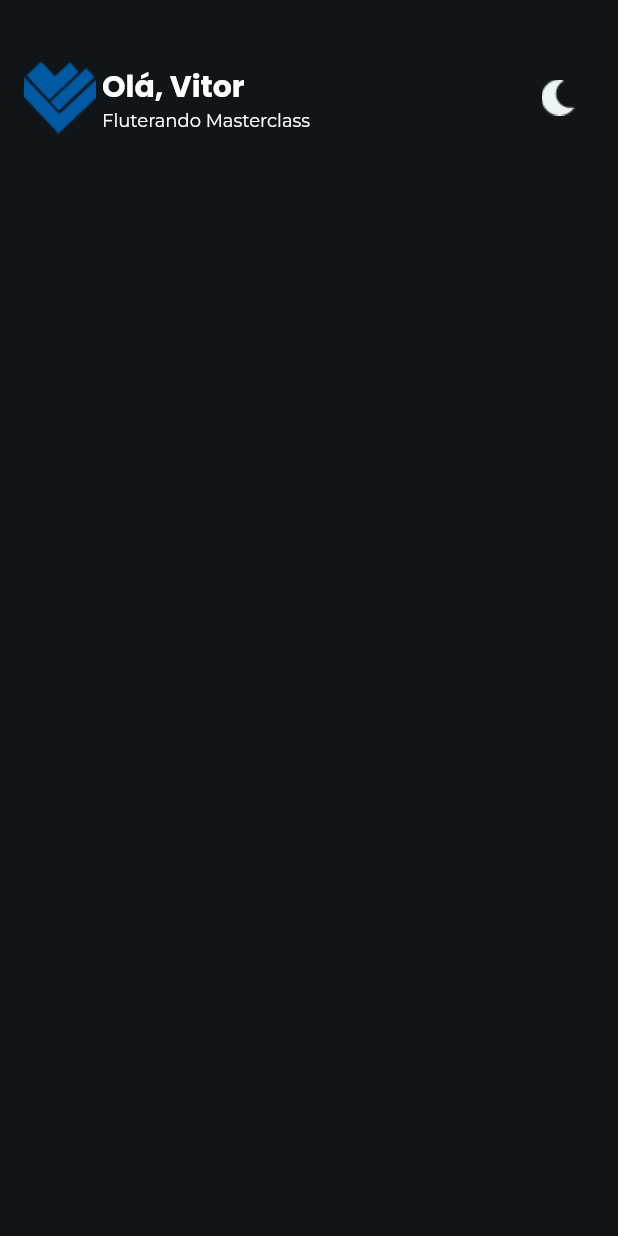
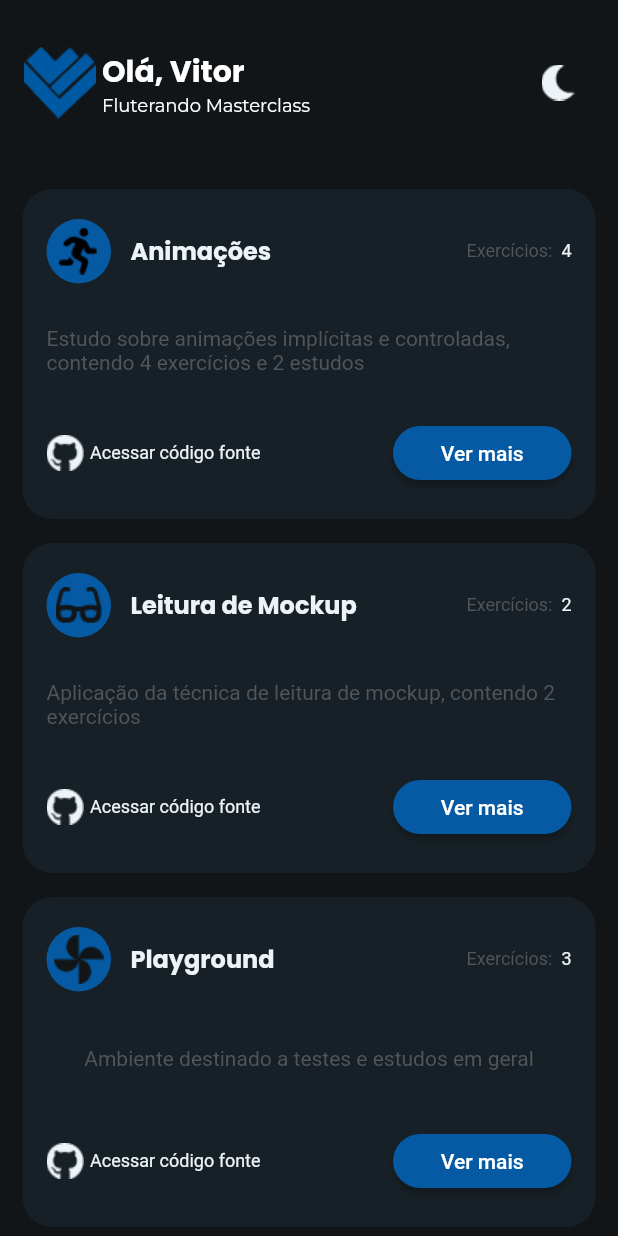
Before and after one commit to rondonVitor/masterclass-app, a Flutter app: the screen it shows after launch, on a phone screen of 412 x 824 dp. Run offline on Flutter 3.47's test engine with Material 2 defaults, Android fonts, the phone set to English and light mode, and no system bars; our stand-ins replace google_fonts.

Commit message:
Added custom card widget in home page

```diff
--- a/lib/modules/home/home_page.dart
+++ b/lib/modules/home/home_page.dart
@@ -1,6 +1,8 @@
 import 'package:flutter/material.dart';
 import 'package:masterclass_app/shared/themes/app_colors.dart';
+import 'package:masterclass_app/shared/themes/app_images.dart';
 import 'package:masterclass_app/shared/widgets/base_app_bar_widget.dart';
+import 'package:masterclass_app/shared/widgets/custom_card_widget.dart';
 
 class HomePage extends StatelessWidget {
   const HomePage({Key? key}) : super(key: key);
@@ -13,8 +15,43 @@ class HomePage extends StatelessWidget {
         title: 'Olá, Vitor\n',
         appBar: AppBar(),
       ),
-      body: Container(
-        color: AppColors.background,
+      body: SafeArea(
+        child: Center(
+          child: Container(
+            width: double.infinity,
+            height: double.infinity,
+            color: AppColors.background,
+            child: SingleChildScrollView(
+              child: Column(
+                children: const [
+                  CustomCardWidget(
+                    title: 'Animações',
+                    subtitle:
+                        'Estudo sobre animações implícitas e controladas, contendo 4 exercícios e 2 estudos',
+                    urlImage: AppImages.iconRunning,
+                    redirectUrl: '/',
+                    exercisesNumber: '4',
+                  ),
+                  CustomCardWidget(
+                    title: 'Leitura de Mockup',
+                    subtitle:
+                        'Aplicação da técnica de leitura de mockup, contendo 2 exercícios',
+                    urlImage: AppImages.iconGlasses,
+                    redirectUrl: '/',
+                    exercisesNumber: '2',
+                  ),
+                  CustomCardWidget(
+                    title: 'Playground',
+                    subtitle: 'Ambiente destinado a testes e estudos em geral',
+                    urlImage: AppImages.iconToys,
+                    redirectUrl: '/',
+                    exercisesNumber: '3',
+                  ),
+                ],
+              ),
+            ),
+          ),
+        ),
       ),
     );
   }
--- a/lib/shared/themes/app_images.dart
+++ b/lib/shared/themes/app_images.dart
@@ -3,23 +3,27 @@ class AppImages {
   static const logo2x = "assets/images/logo@2x.png";
   static const logo3x = "assets/images/logo@3x.png";
 
-  static const iconAwesomeGlasses = "assets/images/glasses.png";
-  static const iconAwesomeGlasses2x = "assets/images/glasses2x.png";
-  static const iconAwesomeGlasses3x = "assets/images/glasses3x.png";
+  static const iconGlasses = "assets/images/glasses.png";
+  static const iconGlasses2x = "assets/images/glasses2x.png";
+  static const iconGlasses3x = "assets/images/glasses3x.png";
 
-  static const iconAwesomeGithub = "assets/images/github.png";
-  static const iconAwesomeGithub2x = "assets/images/github2x.png";
-  static const iconAwesomeGithub3x = "assets/images/github3x.png";
+  static const iconGithub = "assets/images/github.png";
+  static const iconGithub2x = "assets/images/github2x.png";
+  static const iconGithub3x = "assets/images/github3x.png";
 
-  static const iconAwesomeMoon = "assets/images/moon.png";
-  static const iconAwesomeMoon2x = "assets/images/moon2x.png";
-  static const iconAwesomeMoon3x = "assets/images/moon3x.png";
+  static const iconMoon = "assets/images/moon.png";
+  static const iconMoon2x = "assets/images/moon2x.png";
+  static const iconMoon3x = "assets/images/moon3x.png";
 
-  static const iconFeatherTarget = "assets/images/target.png";
-  static const iconFeatherTarget2x = "assets/images/target2x.png";
-  static const iconFeatherTarget3x = "assets/images/target3x.png";
+  static const iconTarget = "assets/images/target.png";
+  static const iconTarget2x = "assets/images/target2x.png";
+  static const iconTarget3x = "assets/images/target3x.png";
 
-  static const iconMaterialToys = "assets/images/toys.png";
-  static const iconMaterialToys2x = "assets/images/toys2x.png";
-  static const iconMaterialToys3x = "assets/images/toys3x.png";
+  static const iconToys = "assets/images/toys.png";
+  static const iconToys2x = "assets/images/toys2x.png";
+  static const iconToys3x = "assets/images/toys3x.png";
+
+  static const iconRunning = "assets/images/running.png";
+  static const iconRunning2x = "assets/images/running2x.png";
+  static const iconRunning3x = "assets/images/running3x.png";
 }
--- a/lib/shared/themes/app_text_styles.dart
+++ b/lib/shared/themes/app_text_styles.dart
@@ -1,5 +1,6 @@
 import 'package:flutter/material.dart';
 import 'package:google_fonts/google_fonts.dart';
+import 'package:masterclass_app/shared/themes/app_colors.dart';
 
 class TextStyles {
   static final headline1 = GoogleFonts.poppins(
@@ -9,6 +10,7 @@ class TextStyles {
   static final headline2 = GoogleFonts.poppins(
     fontSize: 16,
     fontWeight: FontWeight.bold,
+    color: AppColors.highlight,
   );
   static final bodyText1 = GoogleFonts.montserrat(
     fontSize: 14,
--- a/lib/shared/widgets/base_app_bar_widget.dart
+++ b/lib/shared/widgets/base_app_bar_widget.dart
@@ -51,7 +51,7 @@ class BaseAppBarWidget extends StatelessWidget implements PreferredSizeWidget {
           child: IconButton(
             onPressed: () {},
             icon: Image.asset(
-              AppImages.iconAwesomeMoon,
+              AppImages.iconMoon,
             ),
           ),
         )
@@ -60,5 +60,5 @@ class BaseAppBarWidget extends StatelessWidget implements PreferredSizeWidget {
   }
 
   @override
-  Size get preferredSize => new Size.fromHeight(130.0);
+  Size get preferredSize => new Size.fromHeight(110.0);
 }
--- /dev/null
+++ b/lib/shared/widgets/custom_card_widget.dart
@@ -0,0 +1,126 @@
+import 'package:flutter/material.dart';
+import 'package:masterclass_app/shared/themes/app_colors.dart';
+import 'package:masterclass_app/shared/themes/app_images.dart';
+import 'package:masterclass_app/shared/themes/app_text_styles.dart';
+
+class CustomCardWidget extends StatelessWidget {
+  final String title;
+  final String subtitle;
+  final String urlImage;
+  final String redirectUrl;
+  final String exercisesNumber;
+
+  const CustomCardWidget({
+    Key? key,
+    required this.title,
+    required this.subtitle,
+    required this.urlImage,
+    required this.redirectUrl,
+    required this.exercisesNumber,
+  }) : super(key: key);
+
+  @override
+  Widget build(BuildContext context) {
+    return Padding(
+      padding: const EdgeInsets.only(left: 15, right: 15, top: 16),
+      child: Container(
+        width: double.infinity,
+        height: 220,
+        decoration: BoxDecoration(
+          color: AppColors.card,
+          borderRadius: const BorderRadius.all(
+            Radius.circular(20),
+          ),
+        ),
+        child: Padding(
+          padding: const EdgeInsets.symmetric(horizontal: 16, vertical: 20),
+          child: Column(
+            children: [
+              Row(
+                children: [
+                  Container(
+                    width: 43,
+                    height: 43,
+                    decoration: BoxDecoration(
+                      color: AppColors.primary,
+                      borderRadius: const BorderRadius.all(
+                        Radius.circular(50),
+                      ),
+                    ),
+                    child: Image.asset(urlImage),
+                  ),
+                  const SizedBox(
+                    width: 13,
+                  ),
+                  Expanded(
+                    child: Text(
+                      title,
+                      style: TextStyles.headline2,
+                    ),
+                  ),
+                  Text.rich(
+                    TextSpan(
+                      children: [
+                        TextSpan(
+                          text: 'Exercícios:  ',
+                          style: TextStyle(
+                            color: AppColors.description,
+                            fontSize: 12,
+                          ),
+                        ),
+                        TextSpan(
+                          text: exercisesNumber,
+                          style: TextStyle(
+                            color: AppColors.highlight,
+                            fontSize: 12,
+                          ),
+                        ),
+                      ],
+                    ),
+                  ),
+                ],
+              ),
+              Expanded(
+                child: Center(
+                  child: Text(
+                    subtitle,
+                    style:
+                        TextStyle(color: AppColors.description, fontSize: 14),
+                  ),
+                ),
+              ),
+              Row(
+                children: [
+                  Image.asset(AppImages.iconGithub),
+                  const SizedBox(
+                    width: 4,
+                  ),
+                  Expanded(
+                    child: Text(
+                      'Acessar código fonte',
+                      style: TextStyle(
+                        color: AppColors.highlight,
+                        fontSize: 12,
+                      ),
+                    ),
+                  ),
+                  ElevatedButton(
+                    onPressed: () {},
+                    style: ElevatedButton.styleFrom(
+                      fixedSize: const Size(119, 35),
+                      primary: AppColors.primary,
+                      shape: RoundedRectangleBorder(
+                        borderRadius: BorderRadius.circular(23),
+                      ),
+                    ),
+                    child: const Text('Ver mais'),
+                  ),
+                ],
+              ),
+            ],
+          ),
+        ),
+      ),
+    );
+  }
+}
```
